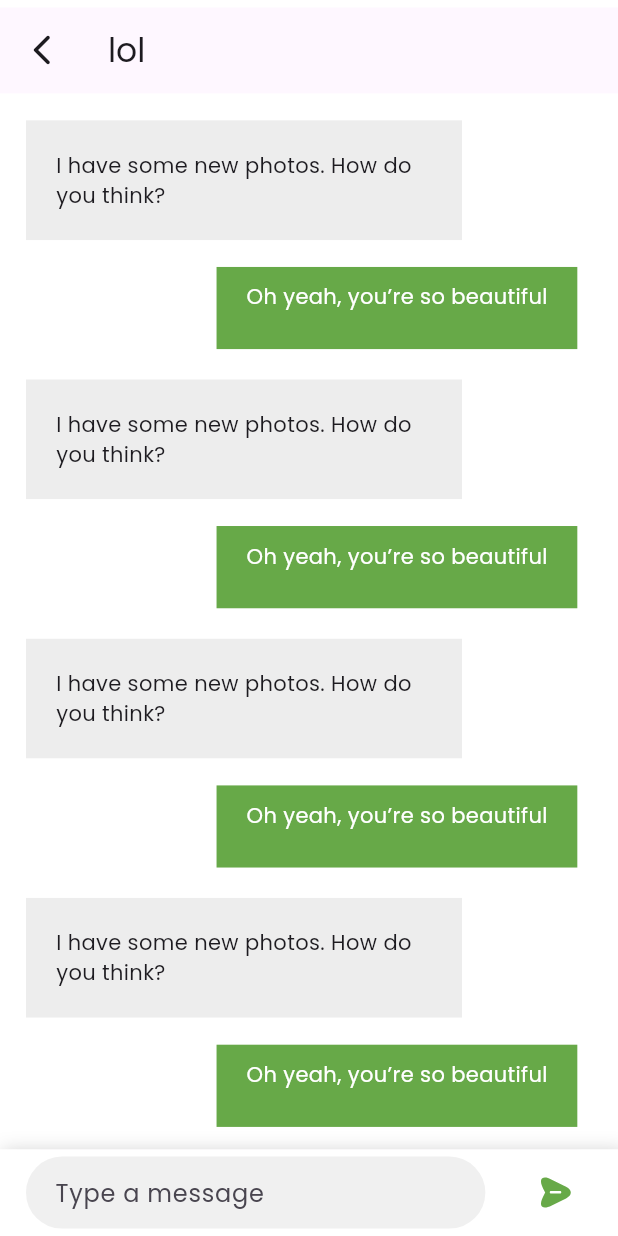
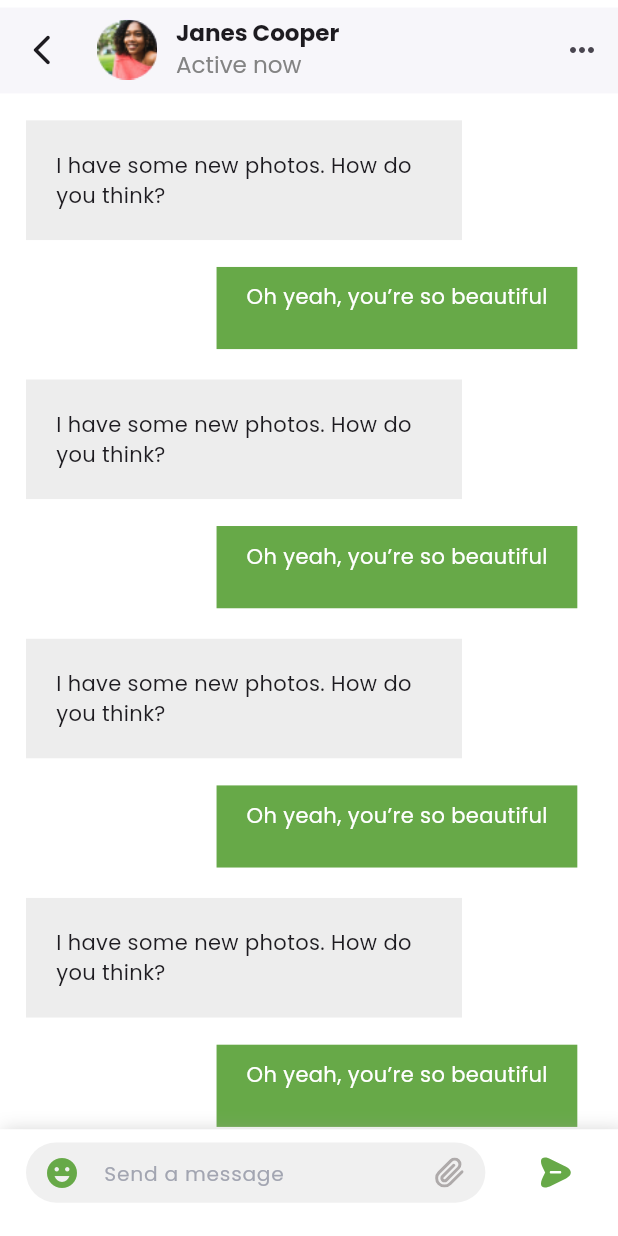
Before and after one commit to obasanmichael/Vesti_project, a Flutter app: the ChatScreen screen opened by its route, on a phone screen of 412 x 824 dp. Run offline on Flutter 3.47's test engine with Material 3 defaults, Android fonts, the phone set to English and light mode, and no system bars; our stand-ins replace flutter_screenutil, flutter_svg, go_router, google_fonts, smooth_page_indicator; missing offline and left inert: custom_clippers.

Commit message:
worked on some ui changes

```diff
--- a/lib/screens/chat/chat_screen.dart
+++ b/lib/screens/chat/chat_screen.dart
@@ -12,6 +12,8 @@ class ChatScreen extends StatefulWidget {
 }
 
 class _ChatScreenState extends State<ChatScreen> {
+  Widget addHeight(double height) => SizedBox(height: height.h);
+  Widget addWidth(double width) => SizedBox(width: width.h);
   @override
   Widget build(BuildContext context) {
     return Scaffold(
@@ -21,14 +23,54 @@ class _ChatScreenState extends State<ChatScreen> {
         child: Padding(
           padding: EdgeInsets.only(top: 5),
           child: AppBar(
-            elevation: 0,
-            scrolledUnderElevation: 0,
+            backgroundColor: Colors.white,
+            titleSpacing: 0,
+            elevation: 1,
+            scrolledUnderElevation: 1,
             leading: IconButton(
                 onPressed: () {
-                  context.go('/home');
+                  FocusScope.of(context).unfocus();
+                  Future.delayed(Duration(milliseconds: 100), () {
+                    context.go('/home');
+                  });
                 },
                 icon: Icon(Icons.arrow_back_ios_new_rounded)),
-            title: Text('lol'),
+            title: Row(
+              children: [
+                SizedBox(
+                  width: 60.w,
+                  child: CircleAvatar(
+                    child: Image(
+                      image: AssetImage('assets/images/profile_pic.png'),
+                      fit: BoxFit.cover,
+                    ),
+                  ),
+                ),
+                addWidth(4),
+                Column(
+                  crossAxisAlignment: CrossAxisAlignment.start,
+                  children: [
+                    Text(
+                      'Janes Cooper',
+                      style: TextStyle(
+                          fontWeight: FontWeight.w700, fontSize: 16.sp),
+                    ),
+                    addHeight(2),
+                    Text(
+                      'Active now',
+                      style:
+                          TextStyle(color: Color(0xff838383), fontSize: 16.sp),
+                    )
+                  ],
+                )
+              ],
+            ),
+            actions: <Widget>[
+              IconButton(
+                icon: Icon(Icons.more_horiz),
+                onPressed: () {},
+              ),
+            ],
           ),
         ),
       ),
--- a/lib/screens/chat/widget/chat_bottom_sheet.dart
+++ b/lib/screens/chat/widget/chat_bottom_sheet.dart
@@ -11,8 +11,9 @@ class ChatBottomSheet extends StatelessWidget {
     Widget addWidth(double width) => SizedBox(width: width.w);
 
     return Container(
-      padding: EdgeInsets.symmetric(horizontal: 18.w),
-      height: 65.h,
+      padding:
+          EdgeInsets.only(right: 18.w, left: 18.w, top: 10.h, bottom: 25.h),
+      height: 80.h,
       decoration: BoxDecoration(
         color: Colors.white,
         boxShadow: [
@@ -34,7 +35,19 @@ class ChatBottomSheet extends StatelessWidget {
               ),
               child: TextField(
                 decoration: InputDecoration(
-                  hintText: 'Type a message',
+                  suffixIcon: IconButton(
+                    onPressed: () {},
+                    icon: SvgPicture.asset('assets/svg/file_icon.svg'),
+                  ),
+                  prefixIcon: IconButton(
+                      onPressed: () {},
+                      icon: Icon(
+                        Icons.emoji_emotions,
+                        color: Color(0xff67A948),
+                      )),
+                  hintText: 'Send a message',
+                  hintStyle:
+                      TextStyle(fontSize: 14.sp, color: Color(0xffA2A5B1)),
                   contentPadding: EdgeInsets.symmetric(horizontal: 16.w),
                   border: OutlineInputBorder(
                     borderRadius: BorderRadius.circular(50),
--- a/lib/widgets/filter_container.dart
+++ b/lib/widgets/filter_container.dart
@@ -38,7 +38,10 @@ class _FilterContainerState extends State<FilterContainer> {
                 Spacer(),
                 IconButton(
                   onPressed: () {
-                    Navigator.pop(context);
+                    FocusScope.of(context).unfocus();
+                    Future.delayed(Duration(milliseconds: 200), () {
+                      Navigator.pop(context);
+                    });
                   },
                   icon: Icon(Icons.close),
                 ),
--- a/pubspec.yaml
+++ b/pubspec.yaml
@@ -41,6 +41,7 @@ dependencies:
   flutter_svg: ^2.0.10+1
   flutter_chat_ui: ^1.6.13
   custom_clippers: ^2.0.0
+  emoji_picker_flutter: ^2.2.0
 
 dev_dependencies:
   flutter_test:
@@ -95,8 +96,10 @@ flutter:
     - assets/svg/check_mark.svg
     - assets/svg/send.svg
     - assets/svg/navigation.svg
+    - assets/svg/file_icon.svg
     - assets/images/Up.png
     - assets/images/location_img.png
+    - assets/images/profile_pic.png
   #   - images/a_dot_burr.jpeg
   #   - images/a_dot_ham.jpeg
 
```
Also changed, not shown: assets/images/profile_pic.png (added), assets/svg/file_icon.svg (added), pubspec.lock, 5 other files.
